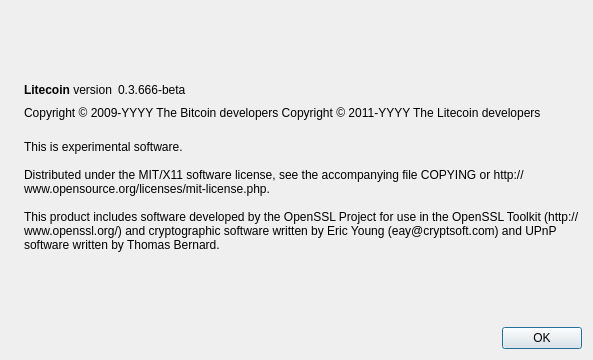
ImYourVirus/TacoCoin, file src/qt/forms/aboutdialog.ui: the form before one commit.
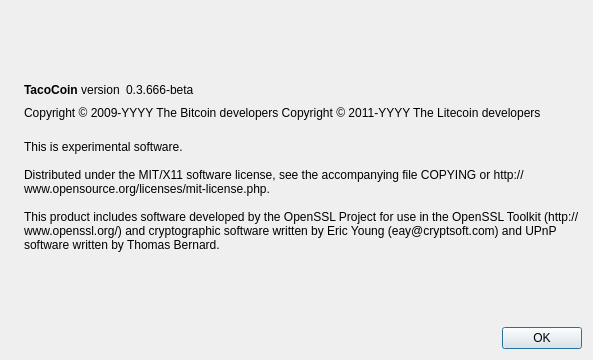
The form after the commit. Icons and pictures are not drawn.

The edit to the form file:
```diff
--- a/src/qt/forms/aboutdialog.ui
+++ b/src/qt/forms/aboutdialog.ui
@@ -50,7 +50,7 @@
           <cursorShape>IBeamCursor</cursorShape>
          </property>
          <property name="text">
-          <string>&lt;b&gt;Litecoin&lt;/b&gt; version</string>
+          <string>&lt;b&gt;TacoCoin&lt;/b&gt; version</string>
          </property>
          <property name="textInteractionFlags">
           <set>Qt::LinksAccessibleByMouse|Qt::TextSelectableByKeyboard|Qt::TextSelectableByMouse</set>
```
Left out of the diff: 2 changed lines with no effect on the pictures.
